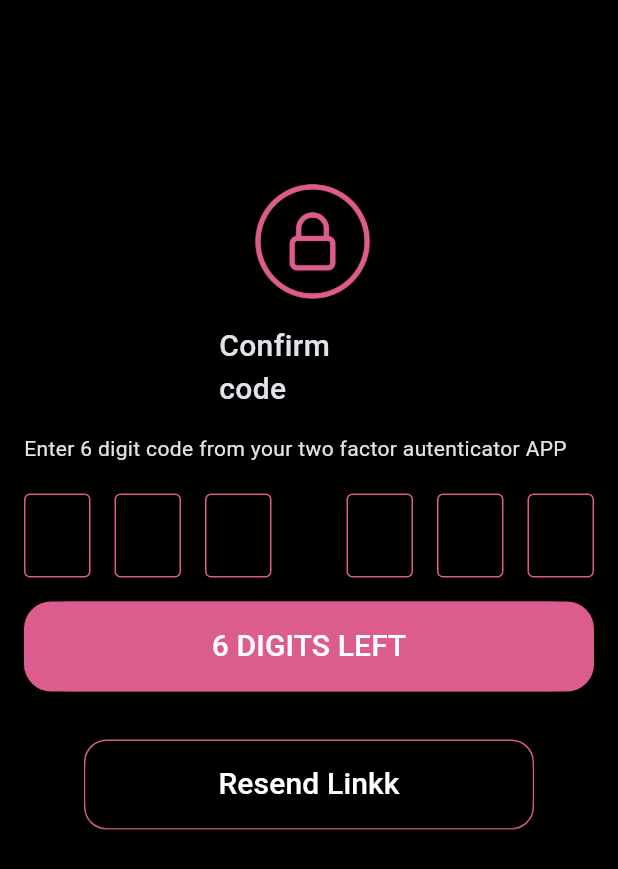
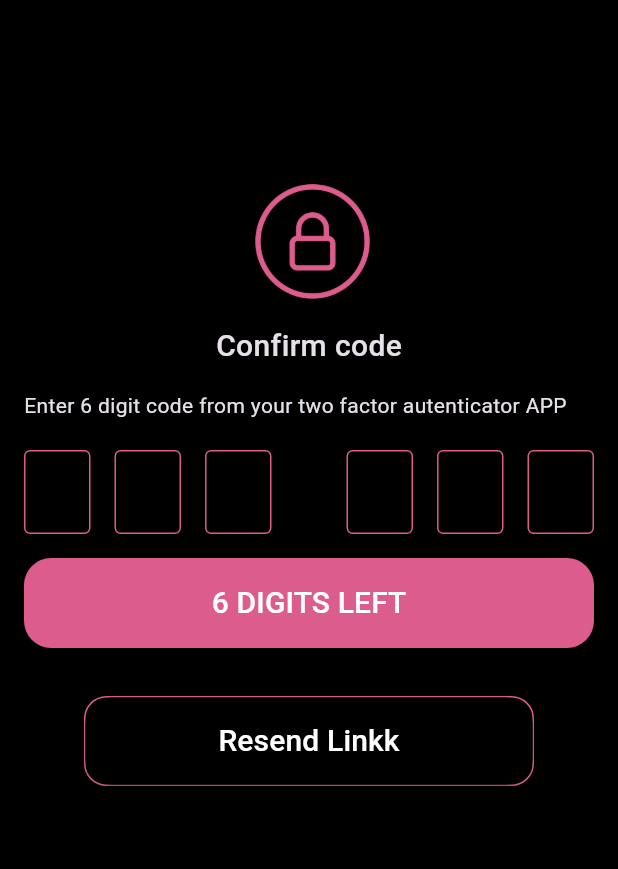
Before and after one commit to aadhitechie/design, a Flutter app: the PhnLoginScreen screen opened directly, after a tap on "NEXT", on a phone screen of 412 x 824 dp. Shown: the top 869 px of the screen. Run offline on Flutter 3.47's test engine with Material 2 defaults, Android fonts, the phone set to English and light mode, and no system bars; our stand-ins replace flutter_signin_button, intl_phone_field; missing offline and left inert: flag.

Commit message:
overflow issue cleared

```diff
--- a/lib/view/auth_screen/login_screen.dart
+++ b/lib/view/auth_screen/login_screen.dart
@@ -16,14 +16,15 @@ class LoginScreen extends StatelessWidget {
       backgroundColor: kBlackcolor,
       body: Padding(
         padding: const EdgeInsets.all(16.0),
+        child: SingleChildScrollView(
           child: Form(
             key: _formKey,
             child: Column(
               children: [
                 const SizedBox(
-                height: 100,
+                  height: 10,
                 ),
-              SizedBox(width: 300, child: Image.asset('lib/core/pic1.png')),
+                SizedBox(width: 200, child: Image.asset('lib/core/pic1.png',fit: BoxFit.cover,)),
                 const TextFieldd(
                   hintText: 'Email / username',
                   keyboardType: TextInputType.text,
@@ -100,6 +101,7 @@ class LoginScreen extends StatelessWidget {
             ),
           ),
         ),
+      ),
     );
   }
 }
--- a/lib/view/auth_screen/phn_login_screen.dart
+++ b/lib/view/auth_screen/phn_login_screen.dart
@@ -20,6 +20,7 @@ class PhnLoginScreen extends StatelessWidget {
       backgroundColor: kBlackcolor,
       body: Padding(
         padding: const EdgeInsets.all(16.0),
+        child: SingleChildScrollView(
           child: Form(
             key: _formKey,
             child: Column(
@@ -27,7 +28,7 @@ class PhnLoginScreen extends StatelessWidget {
                 const SizedBox(
                   height: 100,
                 ),
-              SizedBox(width: 300, child: Image.asset('lib/core/pic1.png')),
+                SizedBox(width: 200, child: Image.asset('lib/core/pic1.png')),
                 TextFieldd(
                   hintText: 'Email',
                   keyboardType: TextInputType.text,
@@ -119,6 +120,7 @@ class PhnLoginScreen extends StatelessWidget {
             ),
           ),
         ),
+      ),
     );
   }
 }
--- a/lib/view/otp_screen/mail_otp_Screen.dart
+++ b/lib/view/otp_screen/mail_otp_Screen.dart
@@ -18,6 +18,7 @@ class _MyWidgetState extends State<MailOtpScreen> {
   Widget build(BuildContext context) {
     return Scaffold(
       body: SafeArea(
+        child: SingleChildScrollView(
           child: Column(
             children: [
               Padding(
@@ -104,6 +105,7 @@ class _MyWidgetState extends State<MailOtpScreen> {
             ],
           ),
         ),
+      ),
     );
   }
 }
--- a/lib/view/otp_screen/number_otp_screen.dart
+++ b/lib/view/otp_screen/number_otp_screen.dart
@@ -18,6 +18,7 @@ class _MyWidgetState extends State<NumberOtpScreen> {
   Widget build(BuildContext context) {
     return Scaffold(
       body: SafeArea(
+        child: SingleChildScrollView(
           child: Column(
             children: [
               Padding(
@@ -34,8 +35,7 @@ class _MyWidgetState extends State<NumberOtpScreen> {
                       radius: 60,
                       backgroundColor: themeColor,
                     ),
-                const  Padding(
-                    padding: const EdgeInsets.symmetric(horizontal: 130.0),
+                  Center(
                     child: Text(
                       'Confirm code',
                       style:
@@ -105,6 +105,7 @@ class _MyWidgetState extends State<NumberOtpScreen> {
             ],
           ),
         ),
+      ),
     );
   }
 }
--- a/lib/view/personal_details_screen/personal_details.dart
+++ b/lib/view/personal_details_screen/personal_details.dart
@@ -17,6 +17,7 @@ class PersonalDetailsScreen extends StatelessWidget {
       backgroundColor: kBlackcolor,
       body: Padding(
         padding: const EdgeInsets.all(16.0),
+        child: SingleChildScrollView(
           child: Form(
             key: _formKey,
             child: Column(
@@ -54,6 +55,7 @@ class PersonalDetailsScreen extends StatelessWidget {
             ),
           ),
         ),
+      ),
     );
   }
 }
--- a/lib/view/personal_details_screen/username_screen.dart
+++ b/lib/view/personal_details_screen/username_screen.dart
@@ -14,6 +14,7 @@ class UsernameScreen extends StatelessWidget {
       backgroundColor: kBlackcolor,
       body: Padding(
         padding: const EdgeInsets.all(16.0),
+        child: SingleChildScrollView(
           child: Form(
             key: _formKey,
             child: Column(
@@ -52,6 +53,7 @@ class UsernameScreen extends StatelessWidget {
             ),
           ),
         ),
+      ),
     );
   }
 }
```
Lines whose indentation alone changed are shown as unchanged.
